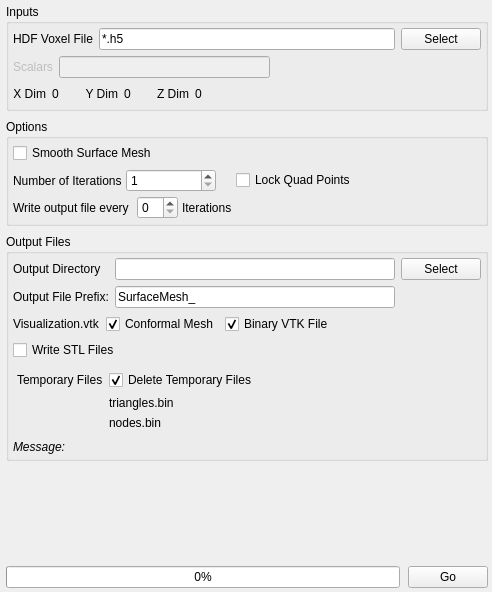
Old version of the form Source/Plugins/SurfaceMesh/UI/SurfaceMeshWidget.ui in the repository BlueQuartzSoftware/DREAM3D.
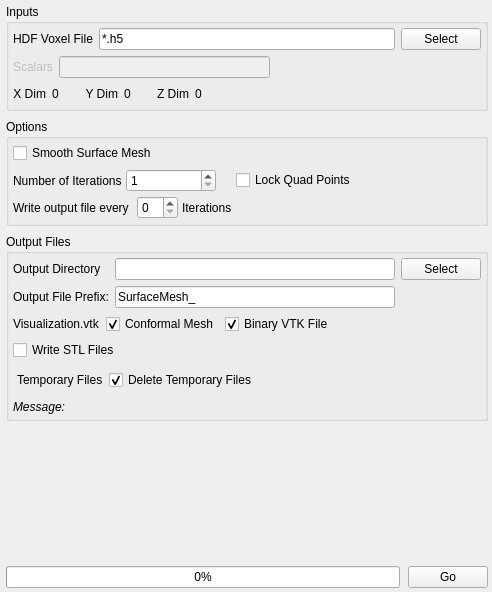
New version of the form. Icons and pictures are not drawn. Custom widgets are drawn as their Qt base class.

Commit message: Adding default output directory at same level as input file. Removing Temp file uses in the UI.

Diff of the .ui file:
```diff
--- a/Source/Plugins/SurfaceMesh/UI/SurfaceMeshWidget.ui
+++ b/Source/Plugins/SurfaceMesh/UI/SurfaceMeshWidget.ui
@@ -492,46 +492,6 @@
         <property name="margin">
          <number>4</number>
         </property>
-        <item row="3" column="1">
-         <widget class="QLabel" name="m_NodesFileBin">
-          <property name="text">
-           <string>nodes.bin</string>
-          </property>
-         </widget>
-        </item>
-        <item row="2" column="1">
-         <widget class="QLabel" name="m_TrianglesFileBin">
-          <property name="text">
-           <string>triangles.bin</string>
-          </property>
-         </widget>
-        </item>
-        <item row="2" column="0">
-         <widget class="QLabel" name="m_TrianglesFileBinIcon">
-          <property name="text">
-           <string/>
-          </property>
-          <property name="pixmap">
-           <pixmap resource="../../../Resources/icons/images/Icons.qrc">:/Delete-16x16.png</pixmap>
-          </property>
-          <property name="alignment">
-           <set>Qt::AlignRight|Qt::AlignTrailing|Qt::AlignVCenter</set>
-          </property>
-         </widget>
-        </item>
-        <item row="3" column="0">
-         <widget class="QLabel" name="m_NodesFileBinIcon">
-          <property name="text">
-           <string/>
-          </property>
-          <property name="pixmap">
-           <pixmap resource="../../../Resources/icons/images/Icons.qrc">:/Delete-16x16.png</pixmap>
-          </property>
-          <property name="alignment">
-           <set>Qt::AlignRight|Qt::AlignTrailing|Qt::AlignVCenter</set>
-          </property>
-         </widget>
-        </item>
         <item row="1" column="0">
          <widget class="QLabel" name="label_60">
           <property name="text">
```
The commit also changes 2 other files.
